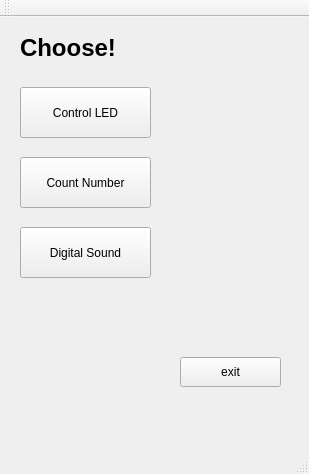
This is day07/gui03.ui in HyungJuu/basic-RPi-2024 as Qt 5 draws it before an edit. The edited form follows.
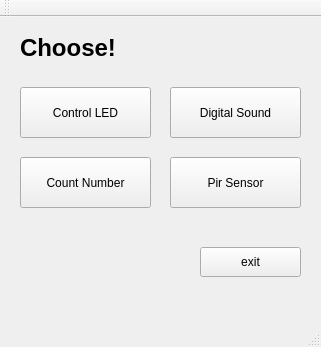
This is the edited form.

What changed in the file:
```diff
--- a/day07/gui03.ui
+++ b/day07/gui03.ui
@@ -6,8 +6,8 @@
    <rect>
     <x>0</x>
     <y>0</y>
-    <width>309</width>
-    <height>474</height>
+    <width>321</width>
+    <height>347</height>
    </rect>
   </property>
   <property name="windowTitle">
@@ -43,8 +43,8 @@
    <widget class="QPushButton" name="btn_exit">
     <property name="geometry">
      <rect>
-      <x>180</x>
-      <y>340</y>
+      <x>200</x>
+      <y>230</y>
       <width>101</width>
       <height>30</height>
      </rect>
@@ -76,8 +76,8 @@
    <widget class="QPushButton" name="btn_sound">
     <property name="geometry">
      <rect>
-      <x>20</x>
-      <y>210</y>
+      <x>170</x>
+      <y>70</y>
       <width>131</width>
       <height>51</height>
      </rect>
@@ -86,6 +86,19 @@
      <string>Digital Sound</string>
     </property>
    </widget>
+   <widget class="QPushButton" name="btn_pir">
+    <property name="geometry">
+     <rect>
+      <x>170</x>
+      <y>140</y>
+      <width>131</width>
+      <height>51</height>
+     </rect>
+    </property>
+    <property name="text">
+     <string>Pir Sensor</string>
+    </property>
+   </widget>
   </widget>
   <widget class="QMenuBar" name="menubar">
    <property name="geometry">
```
Left out of the diff: 2 changed lines with no effect on the pictures.
